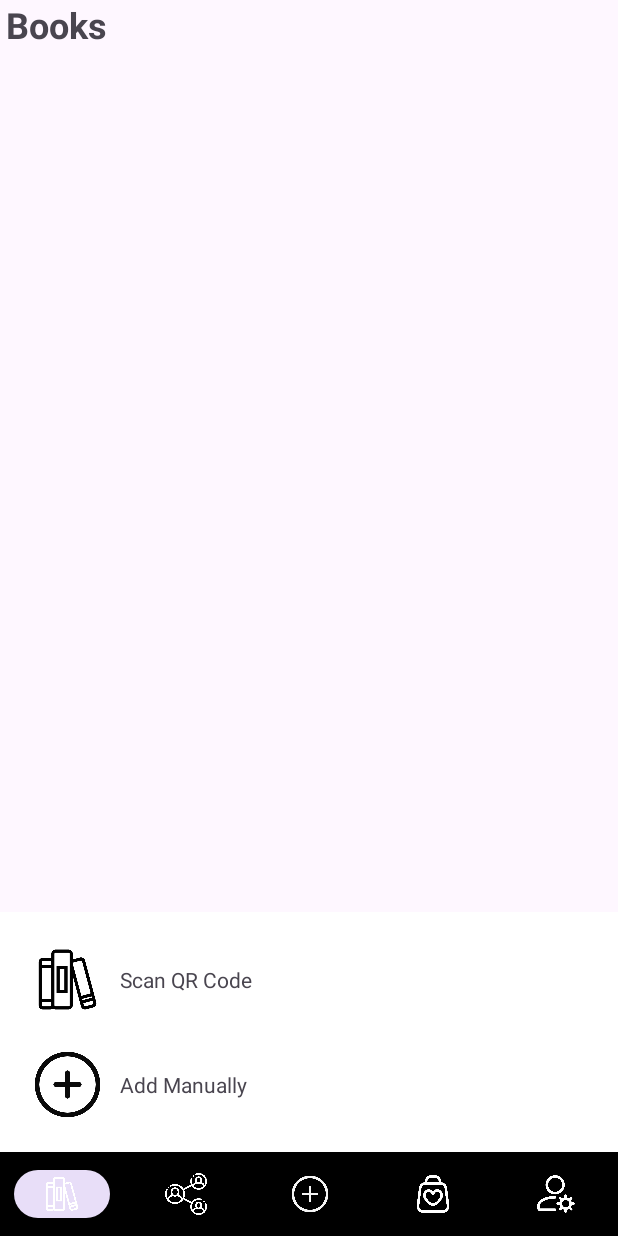
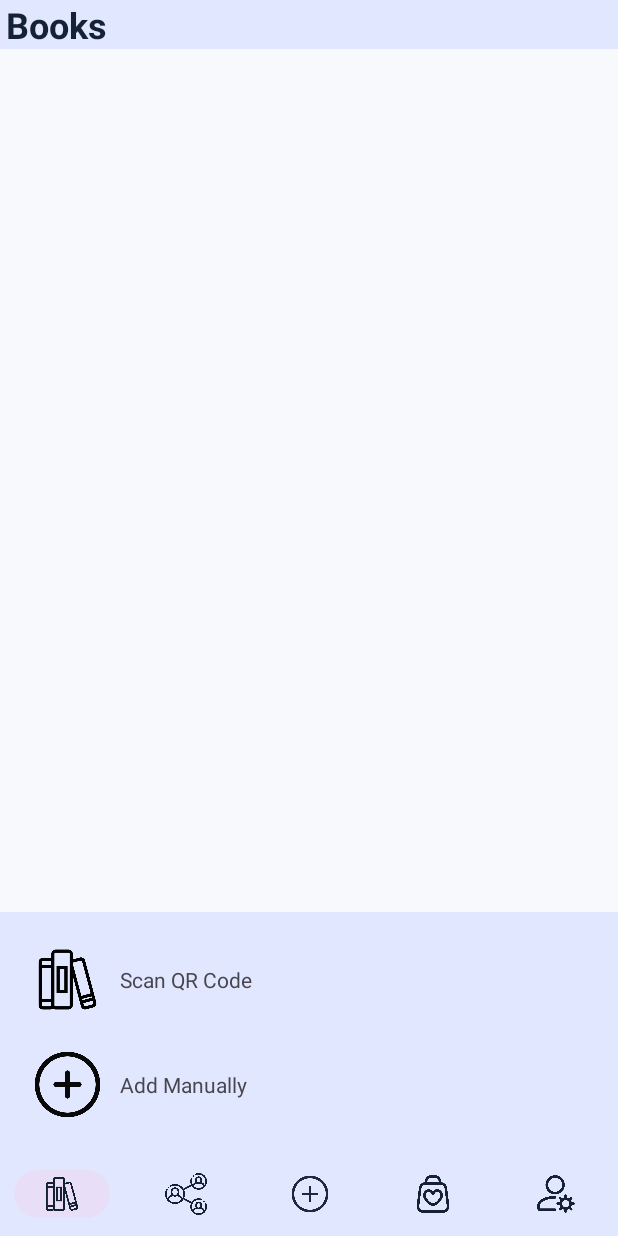
Before and after one commit to axvolkzki/MOBDEVE-MCO, an Android app: the fragment AddBookFragment placed in its activity, on a phone screen of 412 x 824 dp. Run offline under Robolectric (Android 15) with nearby library versions, the phone set to English and light mode, and no system bars.

Commit message:
Added colors

```diff
--- a/app/src/main/res/layout/activity_base.xml
+++ b/app/src/main/res/layout/activity_base.xml
@@ -3,15 +3,18 @@
     xmlns:app="http://schemas.android.com/apk/res-auto"
     xmlns:tools="http://schemas.android.com/tools"
     android:layout_width="match_parent"
-    android:layout_height="match_parent">
+    android:layout_height="match_parent"
+    android:background="@color/lightBackground">
 
     <TextView
         android:id="@+id/txvPageTitle"
         android:layout_width="match_parent"
         android:layout_height="wrap_content"
+        android:background="@color/lightPrimary"
         android:paddingStart="4dp"
         android:paddingEnd="4dp"
         android:text="Page Title"
+        android:textColor="@color/lightTextIcons"
         android:textSize="24sp"
         android:textStyle="bold"
         app:layout_constraintStart_toStartOf="parent"
@@ -32,11 +35,11 @@
         android:layout_width="0dp"
         android:layout_height="56dp"
         android:background="?android:attr/windowBackground"
-        app:itemBackground="@color/black"
-        app:itemIconTint="#FFFFFF"
+        app:itemBackground="@color/lightPrimary"
+        app:itemIconSize="28dp"
+        app:itemIconTint="@color/lightTextIcons"
         app:itemTextColor="#FFFFFF"
         app:labelVisibilityMode="unlabeled"
-        app:itemIconSize="28dp"
         app:layout_constraintBottom_toBottomOf="parent"
         app:layout_constraintEnd_toEndOf="parent"
         app:layout_constraintStart_toStartOf="parent"
--- a/app/src/main/res/layout/fragment_add_book.xml
+++ b/app/src/main/res/layout/fragment_add_book.xml
@@ -10,11 +10,11 @@
         android:id="@+id/linearLayout2"
         android:layout_width="match_parent"
         android:layout_height="wrap_content"
-        android:background="@color/cardview_light_background"
+        android:layout_gravity="bottom"
+        android:background="@color/lightPrimary"
+        android:gravity="bottom"
         android:orientation="vertical"
-        android:padding="20dp"
-        android:layout_gravity="bottom"
-        android:gravity="bottom">
+        android:padding="20dp">
 
 
         <LinearLayout
--- a/app/src/main/res/layout/item_book_layout.xml
+++ b/app/src/main/res/layout/item_book_layout.xml
@@ -22,6 +22,7 @@
         android:layout_marginTop="4dp"
         android:ellipsize="end"
         android:maxLines="2"
+        android:textColor="@color/lightTextIcons"
         android:textSize="12sp"
         app:layout_constraintEnd_toEndOf="parent"
         app:layout_constraintStart_toStartOf="parent"
--- a/app/src/main/res/layout/item_wishlist_layout.xml
+++ b/app/src/main/res/layout/item_wishlist_layout.xml
@@ -22,6 +22,7 @@
         android:layout_marginTop="4dp"
         android:ellipsize="end"
         android:maxLines="2"
+        android:textColor="@color/lightTextIcons"
         android:textSize="12sp"
         app:layout_constraintEnd_toEndOf="parent"
         app:layout_constraintStart_toStartOf="parent"
```
Also changed, not shown: app/src/main/res/layout/activity_main.xml (+15 -14 lines), app/src/main/res/values/colors.xml (+20 -1 lines).
